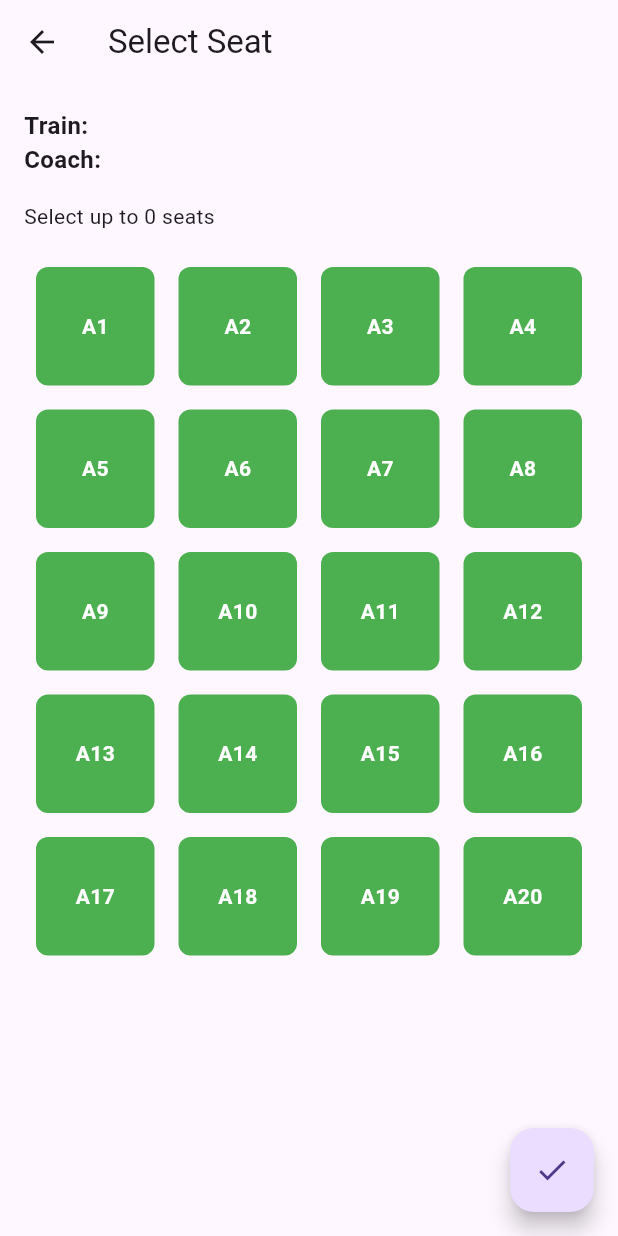
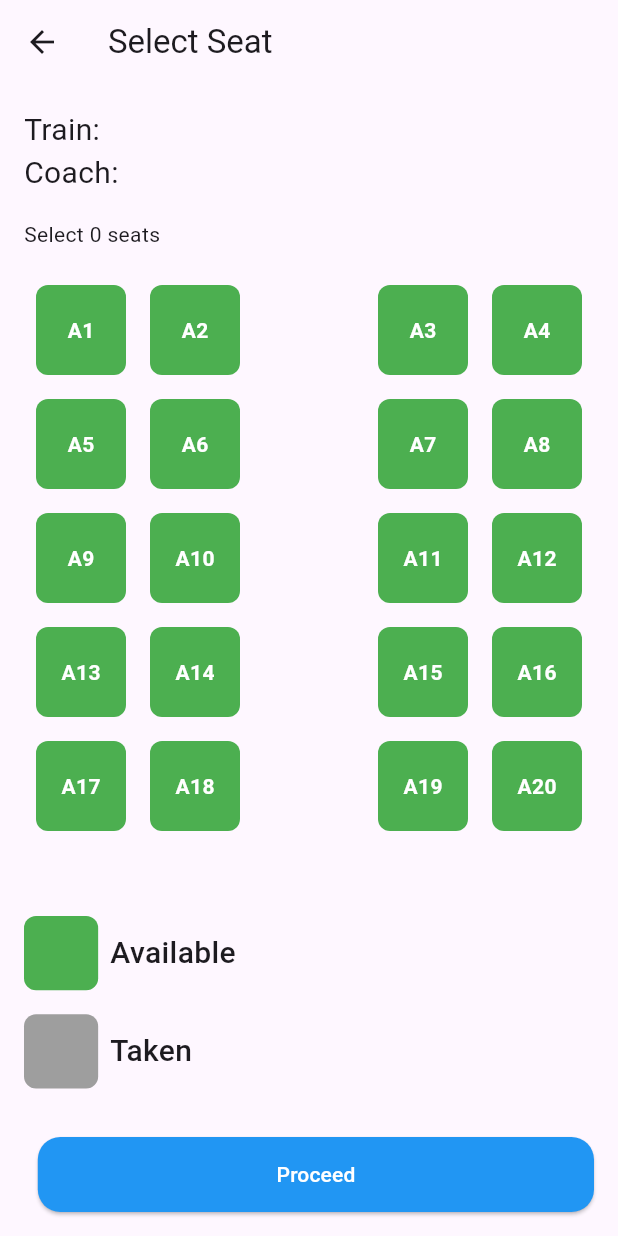
Before and after one commit to Genshisama/trainbook, a Flutter app: the SeatSelectionPage screen opened directly with empty values, on a phone screen of 412 x 824 dp. Run offline on Flutter 3.47's test engine with Material 3 defaults, Android fonts, the phone set to English and light mode, and no system bars; our stand-ins replace firebase_core, firebase_database, flutter_form_builder, shared_preferences; accounts and stored records are empty.

Commit message:
seat select styling

```diff
--- a/lib/pages/seat_select.dart
+++ b/lib/pages/seat_select.dart
@@ -1,9 +1,9 @@
 import 'package:flutter/material.dart';
 import 'package:firebase_database/firebase_database.dart';
-import 'package:intl/intl.dart';
 import 'package:trainbook/pages/summary.dart';
 import 'package:trainbook/ticket.dart';
 import 'package:trainbook/user.dart';
+import 'package:trainbook/utils.dart';
 
 class SeatSelectionPage extends StatefulWidget {
   final Ticket ticket;
@@ -35,7 +35,8 @@ class _SeatSelectionPageState extends State<SeatSelectionPage> {
   }
 
   Future<void> _initializeTrainData() async {
-    final path = 'trains/${widget.ticket.train}';
+    String tripId = '${processDate(widget.ticket.date1)}, ${widget.time}';
+    final path = 'trains/${widget.ticket.train}/$tripId';
     final snapshot = await _dbRef.child(path).get();
 
     if (!snapshot.exists) {
@@ -118,7 +119,10 @@ class _SeatSelectionPageState extends State<SeatSelectionPage> {
       builder: (context) => AlertDialog(
         title: const Text('Confirm Selection'),
         content: Text(
-          'You have selected the following seats:\n${_selectedSeats.join(', ')}\nDo you want to proceed?',
+          '${widget.ticket.coach} \nSelected seats: ${_selectedSeats.join(', ')}',
+          style: TextStyle(
+            fontWeight: FontWeight.w500
+          ),
         ),
         actions: [
           TextButton(
@@ -156,25 +160,49 @@ class _SeatSelectionPageState extends State<SeatSelectionPage> {
         child: Column(
           crossAxisAlignment: CrossAxisAlignment.start,
           children: [
-            Text(
-              'Train: ${widget.ticket.train} \nCoach: ${widget.ticket.coach}',
-              style: const TextStyle(fontSize: 16, fontWeight: FontWeight.bold),
+            Row(
+              children: [
+                Text(
+                  'Train: ',
+                  style: const TextStyle(fontSize: 20, fontWeight: FontWeight.normal),
+                ),
+                Text(
+                  widget.ticket.train,
+                  style: const TextStyle(fontSize: 20, fontWeight: FontWeight.bold),
+                ),
+              ],
+            ),
+            Row(
+              children: [
+                Text(
+                  'Coach: ',
+                  style: const TextStyle(fontSize: 20, fontWeight: FontWeight.normal),
+                ),
+                Text(
+                  widget.ticket.coach,
+                  style: const TextStyle(fontSize: 20, fontWeight: FontWeight.bold),
+                ),
+              ],
             ),
             const SizedBox(height: 16),
             Text(
-              'Select up to ${widget.ticket.pax} seats',
+              'Select ${widget.ticket.pax} seats',
               style: const TextStyle(fontSize: 14, fontWeight: FontWeight.normal),
             ),
             const SizedBox(height: 16),
             Expanded(
               child: GridView.builder(
-                gridDelegate: const SliverGridDelegateWithFixedCrossAxisCount(
-                  crossAxisCount: 4,
+                gridDelegate: SliverGridDelegateWithFixedCrossAxisCount(
+                  crossAxisCount: 5,
                   childAspectRatio: 1,
                 ),
-                itemCount: 20,
+                itemCount: 25,
                 itemBuilder: (context, index) {
-                  final seatId = 'A${index + 1}';
+                  if (index % 5 == 2) {
+                    return const SizedBox.shrink();
+                  }
+
+                  final seatId = 'A${(index ~/ 5) * 4 + (index % 5 > 2 ? index % 5 - 1 : index % 5) + 1}';
                   bool isDisabled = _isSeatDisabled(seatId, userId);
                   bool isSelected = _selectedSeats.contains(seatId);
 
@@ -210,12 +238,63 @@ class _SeatSelectionPageState extends State<SeatSelectionPage> {
                 },
               ),
             ),
+            Row(
+              children: [
+                Container(
+                  width: screenSize(context).width * 0.12,
+                  height: screenSize(context).width * 0.12,
+                  decoration: BoxDecoration(
+                    borderRadius: BorderRadius.circular(8),
+                    color: Colors.green,
+                  ),
+                ),
+                SizedBox(width: 8,),
+                Text(
+                  'Available',
+                style: TextStyle(
+                  fontSize: 20,
+                  fontWeight: FontWeight.w500
+                ),)
+              ],
+            ),
+            SizedBox(height: 16,),
+            Row(
+              children: [
+                Container(
+                  width: screenSize(context).width * 0.12,
+                  height: screenSize(context).width * 0.12,
+                  decoration: BoxDecoration(
+                    borderRadius: BorderRadius.circular(8),
+                    color: Colors.grey,
+                  ),
+                ),
+                SizedBox(width: 8,),
+                Text(
+                  'Taken',
+                style: TextStyle(
+                  fontSize: 20,
+                  fontWeight: FontWeight.w500
+                ),)
+              ],
+            ),
+            SizedBox(
+              height: screenSize(context).height * 0.1,
+            )
           ],
         ),
       ),
-      floatingActionButton: FloatingActionButton(
-        onPressed: _selectedSeats.isEmpty ? null : _showConfirmationDialog,
-        child: const Icon(Icons.check),
+      floatingActionButton: ElevatedButton(
+        style: ElevatedButton.styleFrom(
+        shape: RoundedRectangleBorder(
+          borderRadius: BorderRadius.circular(15.0),
+        ),
+        backgroundColor: Colors.blue,
+        foregroundColor: Colors.white,
+        padding: EdgeInsets.symmetric(horizontal: 20.0, vertical: 12.0),
+        minimumSize: Size(screenSize(context).width * 0.9, 50),
+        ),
+        onPressed: _selectedSeats.length < widget.ticket.pax ? null : _showConfirmationDialog,
+        child: const Text('Proceed'),
       ),
     );
   }
--- a/lib/ticket.dart
+++ b/lib/ticket.dart
@@ -5,7 +5,7 @@ class Ticket {
   String train;
   String coach;
   String date1;
-  String date2;
+  String? date2;
   int pax;
   List<String> seats;
   double price;
@@ -18,7 +18,7 @@ class Ticket {
     required this.train,
     required this.coach,
     required this.date1,
-    required this.date2,
+    this.date2,
     required this.pax,
     required this.seats,
     required this.price,
@@ -65,7 +65,7 @@ class Ticket {
       train: '',
       coach: '',
       date1: '',
-      date2: '',
+      date2: null,
       pax: 0,
       seats: [],
       price: 0.0,
```
